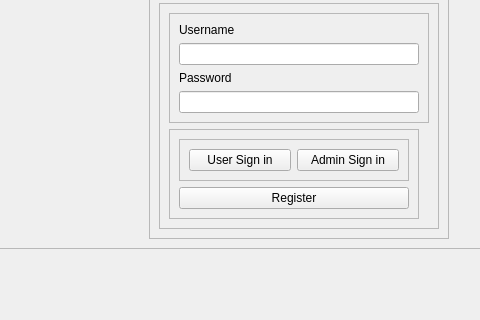
Qt form ui/merlins_lamp.ui (TransparentGlass/Merlin-s-Lamp--Request-Manager) before a commit; both pictures show x 139 to 619 and y 112 to 432 of the 876 by 662 pixel window.
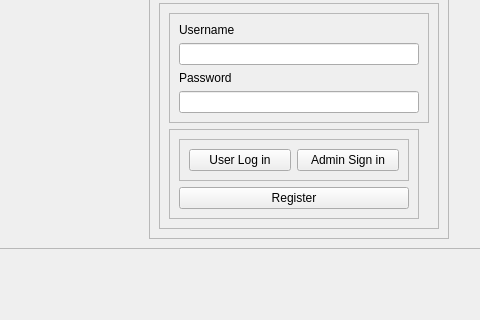
The same form after that commit.

Commit message: feature: connect UI and backend log-in and register for users. Also edit author to authorID

The edit to the form file:
```diff
--- a/ui/merlins_lamp.ui
+++ b/ui/merlins_lamp.ui
@@ -185,7 +185,7 @@
                        <item>
                         <widget class="QPushButton" name="pushButton_userSignIn">
                          <property name="text">
-                          <string>User Sign in</string>
+                          <string>User Log in</string>
                          </property>
                         </widget>
                        </item>
```
Left out of the diff: 2 changed lines with no effect on the pictures. The commit also changes 12 other files.
